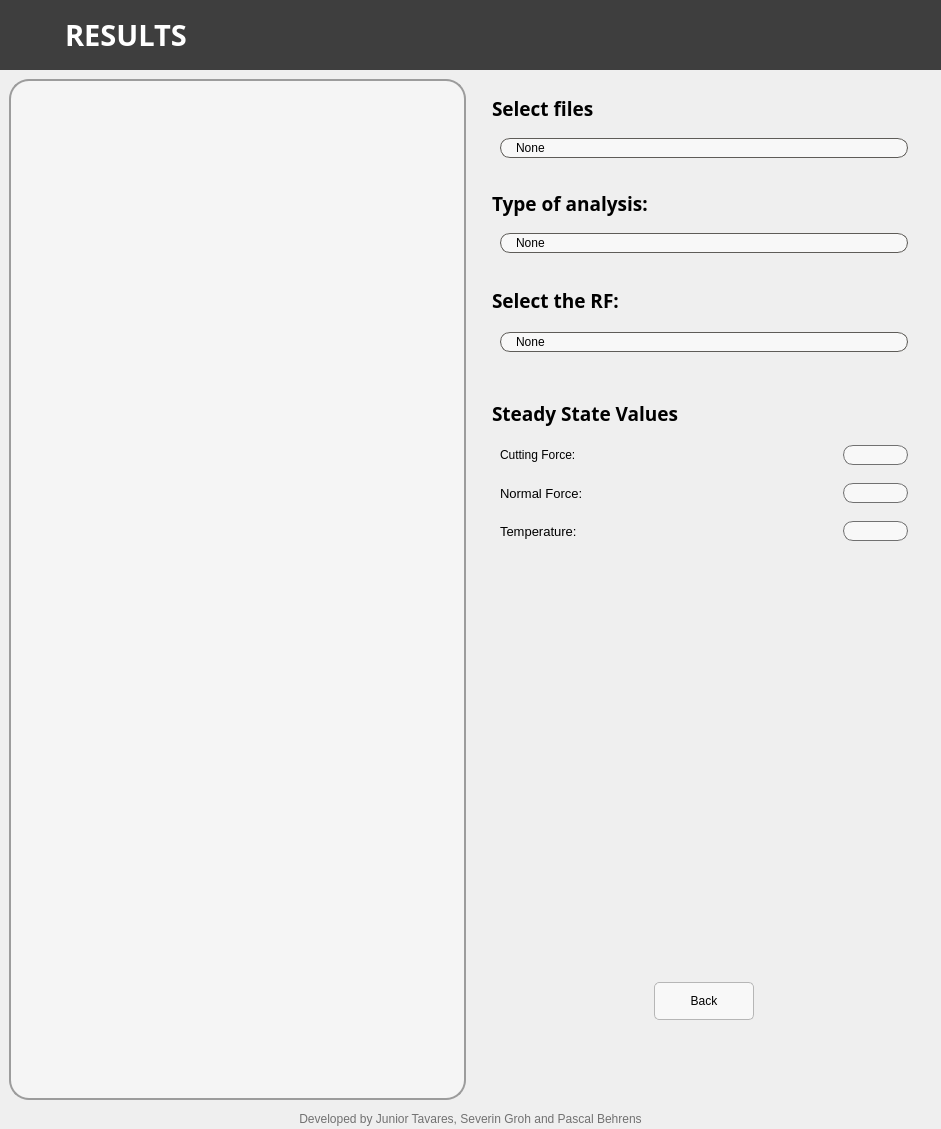
juniortavaress/material-model-calibration, file frontend/interface/form.ui: the form before one commit.
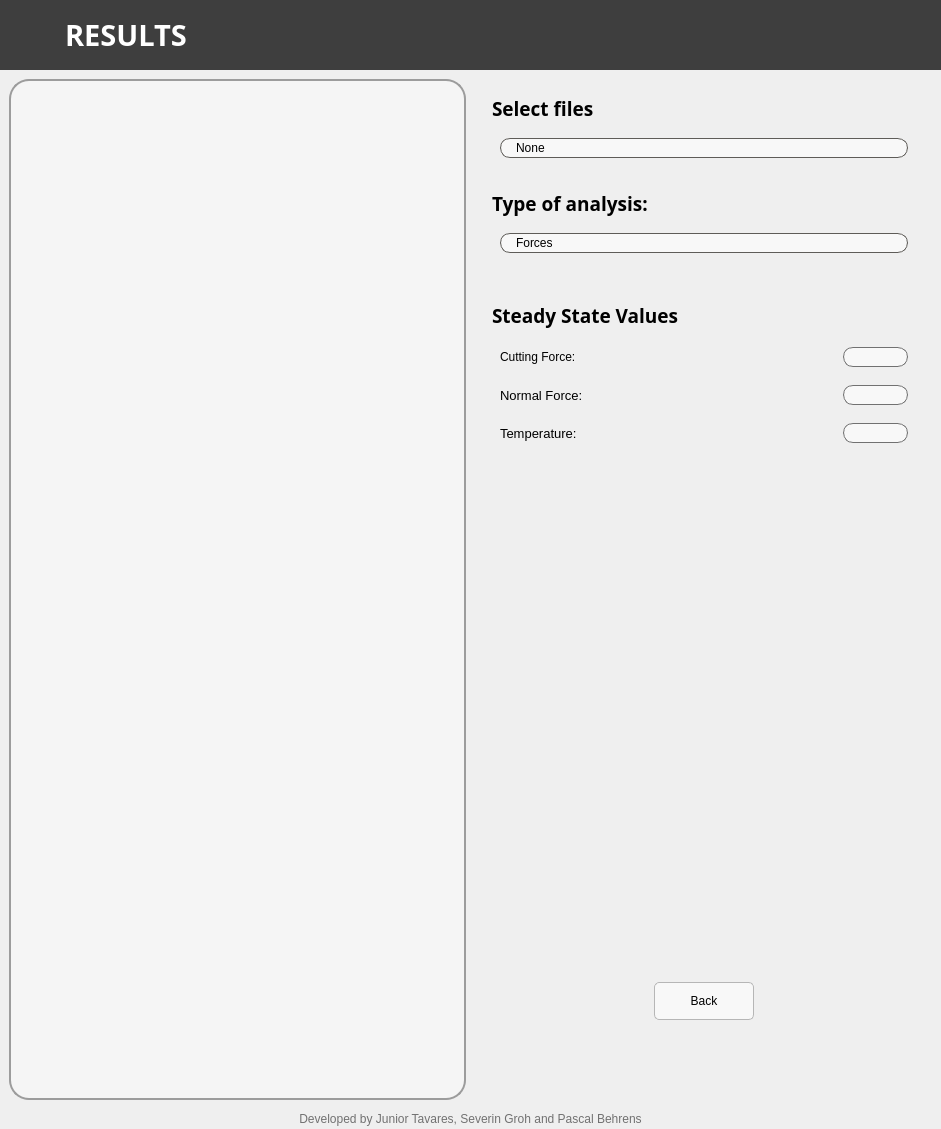
The form after the commit. The open tabs and pages were chosen to show the change. Icons and pictures are not drawn.

```diff
--- a/frontend/interface/form.ui
+++ b/frontend/interface/form.ui
@@ -9570,11 +9570,6 @@
                                <property name="styleSheet">
                                 <string notr="true"/>
                                </property>
-                               <item>
-                                <property name="text">
-                                 <string>None</string>
-                                </property>
-                               </item>
                                <item>
                                 <property name="text">
                                  <string>Forces</string>
@@ -9590,108 +9585,9 @@
                                  <string>Chip Format</string>
                                 </property>
                                </item>
-                              </widget>
-                             </item>
-                            </layout>
-                           </widget>
-                          </item>
-                         </layout>
-                        </widget>
-                       </item>
-                       <item>
-                        <widget class="QFrame" name="frame_type_rf">
-                         <property name="minimumSize">
-                          <size>
-                           <width>0</width>
-                           <height>80</height>
-                          </size>
-                         </property>
-                         <property name="frameShape">
-                          <enum>QFrame::Shape::StyledPanel</enum>
-                         </property>
-                         <property name="frameShadow">
-                          <enum>QFrame::Shadow::Raised</enum>
-                         </property>
-                         <layout class="QVBoxLayout" name="verticalLayout_84">
-                          <property name="spacing">
-                           <number>0</number>
-                          </property>
-                          <property name="leftMargin">
-                           <number>0</number>
-                          </property>
-                          <property name="topMargin">
-                           <number>0</number>
-                          </property>
-                          <property name="rightMargin">
-                           <number>0</number>
-                          </property>
-                          <property name="bottomMargin">
-                           <number>0</number>
-                          </property>
-                          <item>
-                           <widget class="QFrame" name="frame_154">
-                            <property name="frameShape">
-                             <enum>QFrame::Shape::StyledPanel</enum>
-                            </property>
-                            <property name="frameShadow">
-                             <enum>QFrame::Shadow::Raised</enum>
-                            </property>
-                            <layout class="QVBoxLayout" name="verticalLayout_85">
-                             <property name="leftMargin">
-                              <number>1</number>
-                             </property>
-                             <item>
-                              <widget class="QLabel" name="label_143">
-                               <property name="font">
-                                <font>
-                                 <family>Yu Gothic UI Semilight</family>
-                                 <pointsize>14</pointsize>
-                                 <bold>true</bold>
-                                </font>
-                               </property>
-                               <property name="frameShape">
-                                <enum>QFrame::Shape::NoFrame</enum>
-                               </property>
-                               <property name="text">
-                                <string>Select the RF:</string>
-                               </property>
-                              </widget>
-                             </item>
-                            </layout>
-                           </widget>
-                          </item>
-                          <item>
-                           <widget class="QFrame" name="frame_155">
-                            <property name="frameShape">
-                             <enum>QFrame::Shape::StyledPanel</enum>
-                            </property>
-                            <property name="frameShadow">
-                             <enum>QFrame::Shadow::Raised</enum>
-                            </property>
-                            <layout class="QVBoxLayout" name="verticalLayout_86">
-                             <item>
-                              <widget class="QComboBox" name="combobox_rf_type">
-                               <property name="enabled">
-                                <bool>true</bool>
-                               </property>
-                               <property name="minimumSize">
-                                <size>
-                                 <width>0</width>
-                                 <height>20</height>
-                                </size>
-                               </property>
-                               <property name="maximumSize">
-                                <size>
-                                 <width>16777215</width>
-                                 <height>20</height>
-                                </size>
-                               </property>
-                               <property name="styleSheet">
-                                <string notr="true"/>
-                               </property>
                                <item>
                                 <property name="text">
-                                 <string>None</string>
+                                 <string>Temperature vs. Time</string>
                                 </property>
                                </item>
                                <item>
```
Left out of the diff: 20 changed lines with no effect on the pictures.
